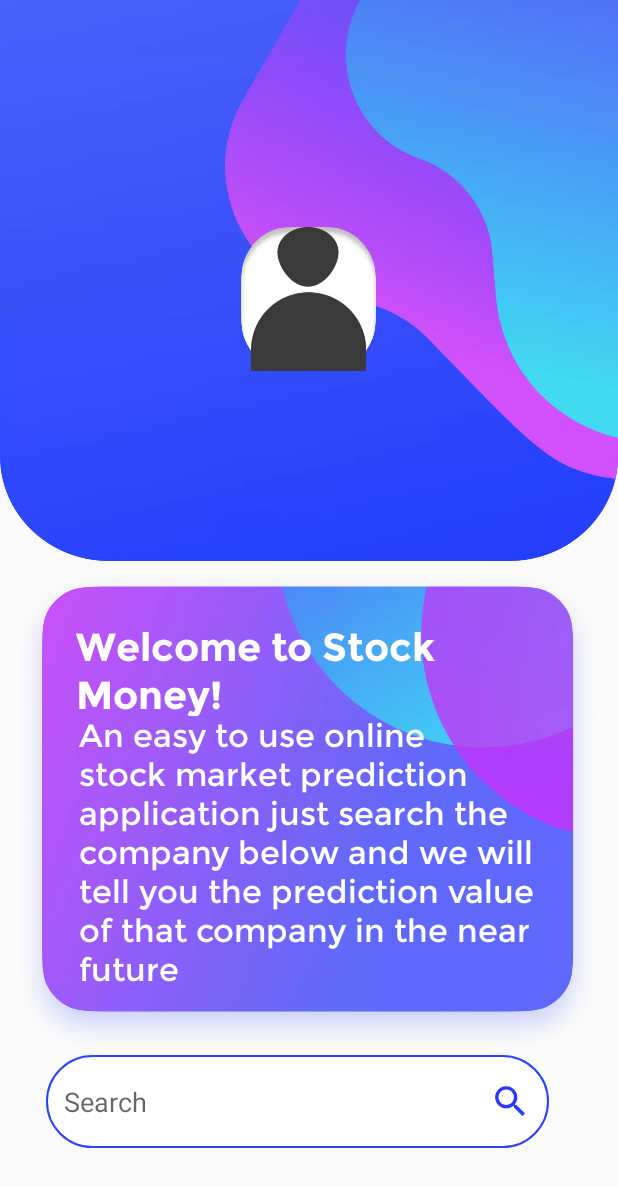
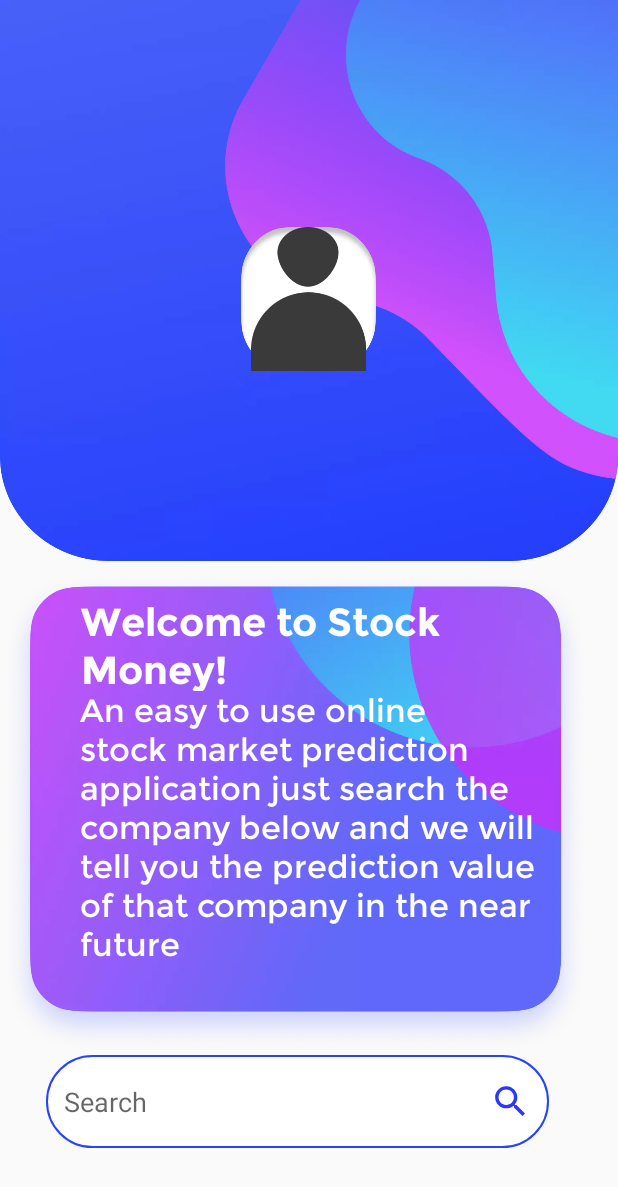
Before and after one commit to avi-vivek/StockMoney, an Android app: the Guest screen opened directly, with no data from a screen before it, on a phone screen of 412 x 824 dp. Shown: the top 1187 px of the screen. Run offline under Robolectric (Android 15) with nearby library versions, the phone set to English and light mode, and no system bars.

Commit message:
Added guest page

```diff
--- a/app/src/main/res/layout/activity_guest.xml
+++ b/app/src/main/res/layout/activity_guest.xml
@@ -18,8 +18,8 @@
             android:id="@+id/guestBanner"
             android:layout_width="match_parent"
             android:layout_height="374dp"
+            android:adjustViewBounds="true"
             android:background="@drawable/rectangle"
-            android:adjustViewBounds="true"
             android:contentDescription="@string/guestpage"
             android:scaleType="fitEnd"
             android:src="@drawable/maskgroup"
@@ -45,11 +45,11 @@
 
         <ImageView
             android:id="@+id/textBackground"
-            android:layout_width="wrap_content"
+            android:layout_width="0dp"
             android:layout_height="319dp"
-            android:layout_marginLeft="10dp"
             android:layout_marginTop="8dp"
             android:contentDescription="@string/no"
+            android:paddingLeft="2dp"
             android:scaleType="fitStart"
             app:layout_constraintEnd_toEndOf="parent"
             app:layout_constraintHorizontal_bias="0.0"
@@ -60,9 +60,9 @@
 
         <TextView
             android:id="@+id/textStockMoney"
-            android:layout_width="336dp"
+            android:layout_width="326dp"
             android:layout_height="62dp"
-            android:layout_marginStart="16dp"
+            android:layout_marginStart="17dp"
             android:layout_marginEnd="16dp"
             android:fontFamily="@font/montserratbold"
             android:paddingStart="10dp"
@@ -72,8 +72,9 @@
             android:textStyle="normal"
             app:layout_constraintBottom_toTopOf="@+id/briefStockMoney"
             app:layout_constraintEnd_toEndOf="parent"
-            app:layout_constraintHorizontal_bias="0.56"
+            app:layout_constraintHorizontal_bias="0.5"
             app:layout_constraintStart_toStartOf="parent"
+            app:layout_constraintTop_toBottomOf="@+id/textBackground"
             tools:ignore="RtlSymmetry" />
 
         <TextView
@@ -89,10 +90,11 @@
             android:textColor="@color/white"
             android:textSize="21sp"
             android:textStyle="normal"
-            app:layout_constraintBottom_toBottomOf="@+id/textBackground"
+            app:layout_constraintBottom_toTopOf="@+id/textBackground"
             app:layout_constraintEnd_toEndOf="parent"
-            app:layout_constraintHorizontal_bias="0.494"
+            app:layout_constraintHorizontal_bias="0.5"
             app:layout_constraintStart_toStartOf="parent"
+            app:layout_constraintTop_toBottomOf="@+id/textStockMoney"
             tools:ignore="RtlSymmetry" />
 
         <EditText
```
